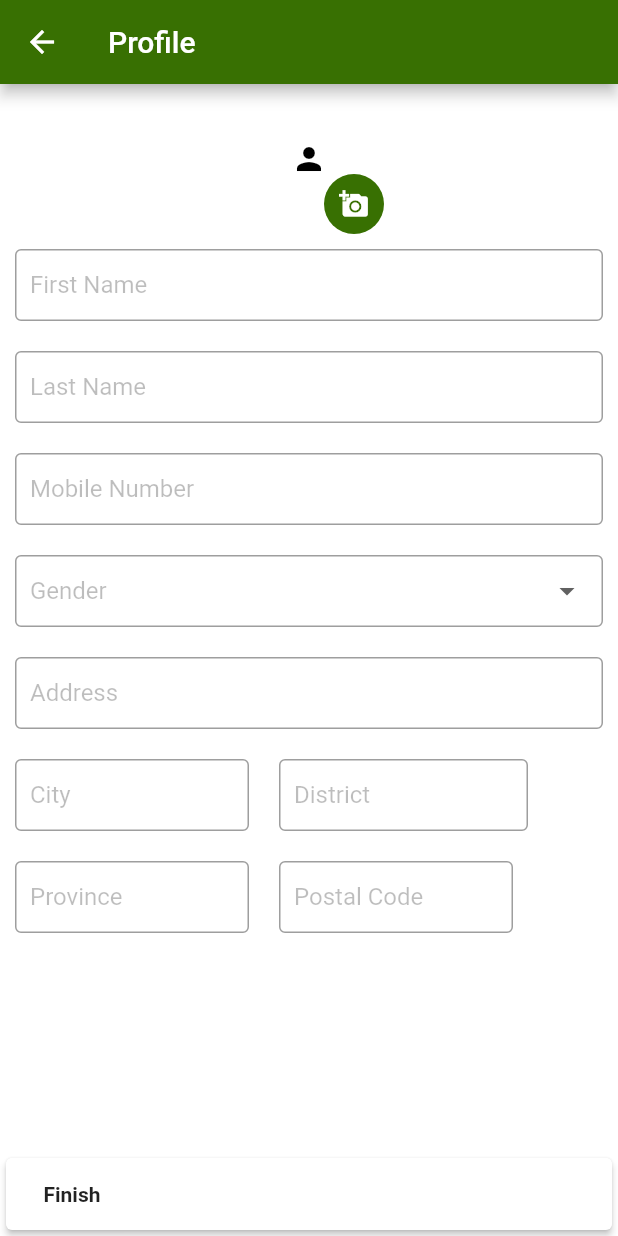
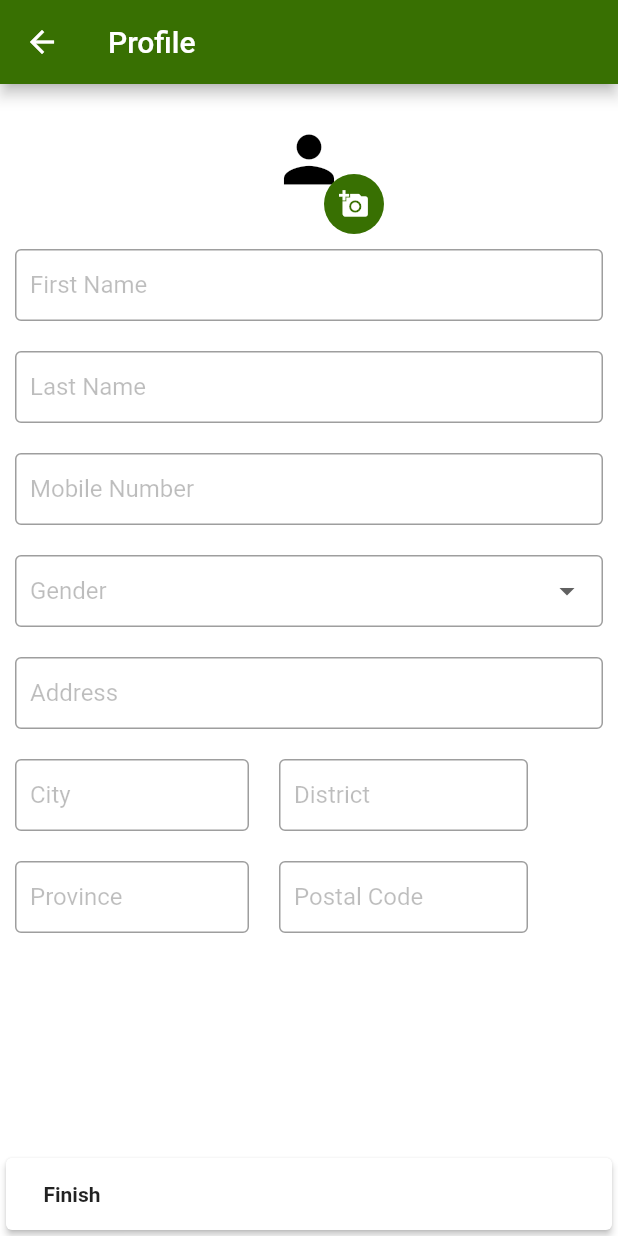
Before and after one commit to dodandeniya/AgroPicker, a Flutter app: the Profile screen opened directly, on a phone screen of 412 x 824 dp. Run offline on Flutter 3.47's test engine with Material 2 defaults, Android fonts, the phone set to English and light mode, and no system bars; our stand-ins replace bloc, cloud_firestore, equatable, file_picker, firebase_auth, firebase_core and 7 more; missing offline and left inert: dart:ffi; accounts and stored records are empty; generated files the repository leaves out were written again; statements that could not run were skipped.

Commit message:
Adding Drawer for consumer app

```diff
--- a/agro_picker_bloc/lib/models/models.dart
+++ b/agro_picker_bloc/lib/models/models.dart
@@ -11,3 +11,4 @@ export 'product/productStores.dart';
 export 'product/storeStatus.dart';
 export 'orders/orders.dart';
 export 'orders/orderStatus.dart';
+export 'vender/venderModel.dart';
--- a/agro_picker_bloc/lib/models/product/productStores.dart
+++ b/agro_picker_bloc/lib/models/product/productStores.dart
@@ -14,9 +14,10 @@ class ProductStores {
   final dynamic price;
   StockAvailabilty status;
   final String productImage;
+  final VenderModel vender;
 
-  ProductStores(
-      this.venderId, this.isVenderOnline, this.product, this.price, this.status,
+  ProductStores(this.venderId, this.vender, this.isVenderOnline, this.product,
+      this.price, this.status,
       {this.productImage}) {
     this.storeId = Uuid().v1();
   }
--- a/agro_picker_consumer/lib/widgets/profile/profile_basicinfo.dart
+++ b/agro_picker_consumer/lib/widgets/profile/profile_basicinfo.dart
@@ -63,15 +63,21 @@ class _ProfileBasicInfo extends State<ProfileBasicInfo> {
                     child: Stack(
                       children: <Widget>[
                         Container(
-                          child: CircleAvatar(
+                          child: _image == null
+                              ? CircleAvatar(
                                   backgroundColor: Colors.white,
                                   foregroundColor: Colors.black,
                                   radius: 50,
-                            child: _image == null
-                                ? Icon(Icons.person)
-                                : ClipOval(
-                                    child: Image.file(_image),
+                                  child: Icon(
+                                    Icons.person,
+                                    size: 50,
                                   ),
+                                )
+                              : CircleAvatar(
+                                  backgroundColor: Colors.white,
+                                  foregroundColor: Colors.black,
+                                  radius: 50,
+                                  backgroundImage: FileImage(_image),
                                 ),
                         ),
                         Positioned(
@@ -317,7 +323,7 @@ class _ProfileBasicInfo extends State<ProfileBasicInfo> {
                       ),
                     ),
                     Container(
-                      width: MediaQuery.of(context).size.width / 2 - 30,
+                      width: MediaQuery.of(context).size.width / 2 - 20,
                       padding:
                           EdgeInsets.symmetric(vertical: 10, horizontal: 10),
                       child: TextFormField(
@@ -357,9 +363,13 @@ class _ProfileBasicInfo extends State<ProfileBasicInfo> {
   Future getImage() async {
     final pickedFile = await picker.getImage(source: ImageSource.gallery);
 
-    setState(() {
+    if (pickedFile != null) {
+      setState(
+        () {
           _image = File(pickedFile.path);
           widget.getSelectedProfilePic(_image);
-    });
+        },
+      );
     }
   }
+}
--- a/agro_picker_consumer/lib/widgets/widgets.dart
+++ b/agro_picker_consumer/lib/widgets/widgets.dart
@@ -7,6 +7,7 @@ export 'register/registration_page.dart';
 export 'register/registration_email.dart';
 export 'register/registration_success.dart';
 export 'dashboard/dashboard_page.dart';
+export 'dashboard/dashboardDrawer.dart';
 export 'common/circularprogress.dart';
 export 'common/searchbar.dart';
 export 'common/file_pick.dart';
```
Also changed, not shown: agro_picker_bloc/lib/models/vender/venderModel.dart (added, +17 -0 lines), agro_picker_consumer/lib/widgets/dashboard.dart (+40 -10 lines), agro_picker_consumer/lib/widgets/dashboard/dashboardDrawer.dart (added, +64 -0 lines), agro_picker_consumer/lib/widgets/dashboard/dashboard_page.dart (+0 -13 lines), agro_picker_consumer/lib/widgets/login/login_page.dart (+4 -3 lines). Lines whose indentation alone changed are shown as unchanged.
